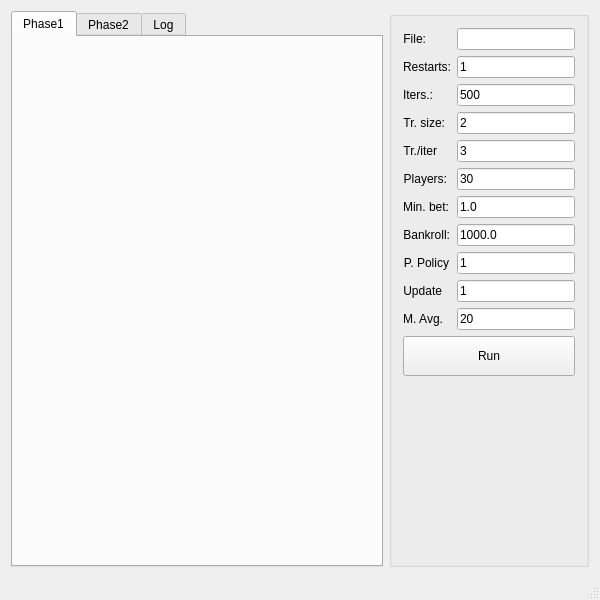
Old version of the form ATSP/algorithms/betting/mainwindow.ui in the repository AndreLadeira/dsc.
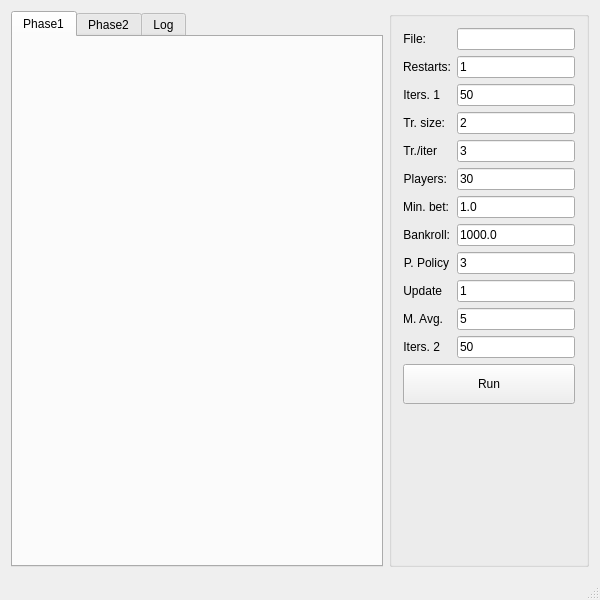
New version of the form. Custom widgets are drawn as their Qt base class.

```diff
--- a/ATSP/algorithms/betting/mainwindow.ui
+++ b/ATSP/algorithms/betting/mainwindow.ui
@@ -186,7 +186,7 @@
        <item row="2" column="0">
         <widget class="QLabel" name="label_3">
          <property name="text">
-          <string>Iters.:</string>
+          <string>Iters. 1</string>
          </property>
          <property name="alignment">
           <set>Qt::AlignRight|Qt::AlignTrailing|Qt::AlignVCenter</set>
@@ -196,7 +196,7 @@
        <item row="2" column="1">
         <widget class="QLineEdit" name="lineEditIters">
          <property name="text">
-          <string>500</string>
+          <string>50</string>
          </property>
         </widget>
        </item>
@@ -298,7 +298,7 @@
        <item row="8" column="1">
         <widget class="QLineEdit" name="lineEditPickPolicy">
          <property name="text">
-          <string>1</string>
+          <string>3</string>
          </property>
         </widget>
        </item>
@@ -332,11 +332,28 @@
        <item row="10" column="1">
         <widget class="QLineEdit" name="lineEditMovAvg">
          <property name="text">
-          <string>20</string>
+          <string>5</string>
          </property>
         </widget>
        </item>
-       <item row="11" column="0" colspan="2">
+       <item row="11" column="0">
+        <widget class="QLabel" name="label_12">
+         <property name="text">
+          <string>Iters. 2</string>
+         </property>
+         <property name="alignment">
+          <set>Qt::AlignRight|Qt::AlignTrailing|Qt::AlignVCenter</set>
+         </property>
+        </widget>
+       </item>
+       <item row="11" column="1">
+        <widget class="QLineEdit" name="lineEditIters2">
+         <property name="text">
+          <string>50</string>
+         </property>
+        </widget>
+       </item>
+       <item row="12" column="0" colspan="2">
         <widget class="QPushButton" name="pushButtonRun">
          <property name="sizePolicy">
           <sizepolicy hsizetype="Preferred" vsizetype="Preferred">
```
